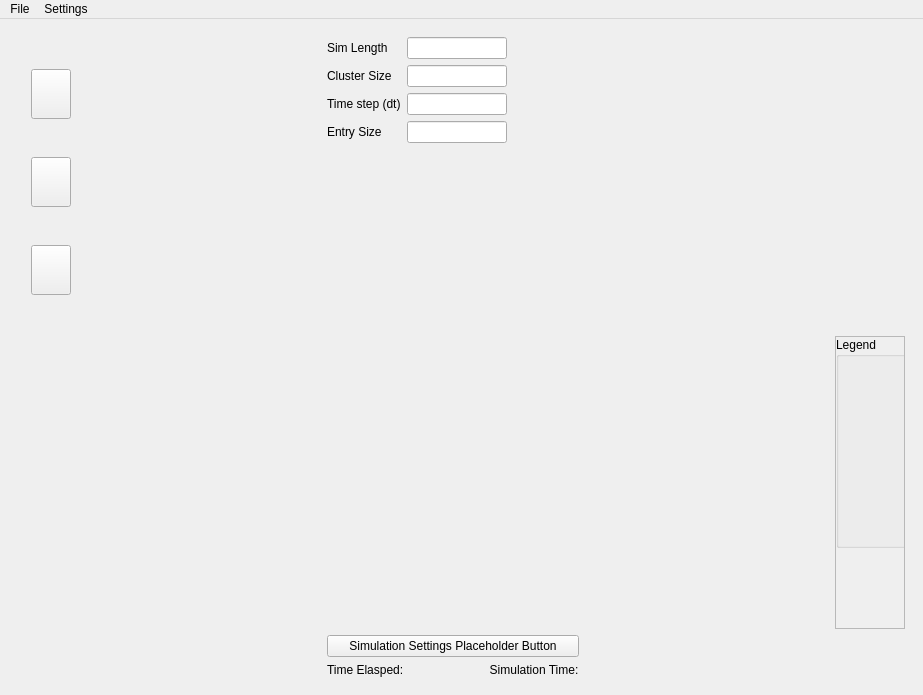
This is src/ui/gui/mainwindow.ui in G-PIES/G-PIES as Qt 5 draws it before an edit. The edited form follows.
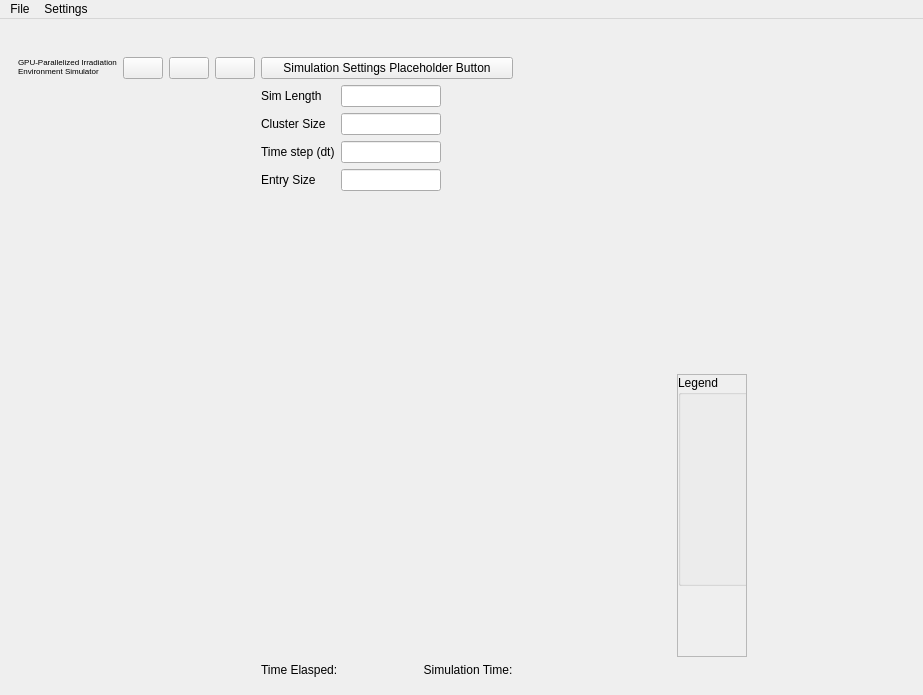
This is the edited form. Icons and pictures are not drawn.

```diff
--- a/src/ui/gui/mainwindow.ui
+++ b/src/ui/gui/mainwindow.ui
@@ -35,6 +35,9 @@
    </property>
    <layout class="QHBoxLayout" name="horizontalLayout">
     <item>
+     <widget class="QWidget" name="widget" native="true">
+      <layout class="QGridLayout" name="gridLayout">
+       <item row="0" column="0">
      <widget class="QLabel" name="logoLabel">
       <property name="enabled">
        <bool>true</bool>
@@ -89,18 +92,134 @@
       </property>
      </widget>
     </item>
-    <item>
-     <widget class="QWidget" name="widget" native="true">
-      <layout class="QGridLayout" name="gridLayout">
-       <item row="9" column="2">
+       <item row="10" column="7">
         <widget class="QLabel" name="timeLabel">
          <property name="text">
           <string>Time Elasped:                          Simulation Time:</string>
          </property>
         </widget>
        </item>
-       <item row="5" column="1">
-        <spacer name="horizontalSpacer">
+       <item row="7" column="10">
+        <layout class="QHBoxLayout" name="legendBox">
+         <item>
+          <widget class="QScrollArea" name="legendScrollArea">
+           <property name="sizePolicy">
+            <sizepolicy hsizetype="Minimum" vsizetype="Expanding">
+             <horstretch>0</horstretch>
+             <verstretch>0</verstretch>
+            </sizepolicy>
+           </property>
+           <property name="widgetResizable">
+            <bool>true</bool>
+           </property>
+           <widget class="QWidget" name="scrollAreaWidgetContents">
+            <property name="geometry">
+             <rect>
+              <x>0</x>
+              <y>0</y>
+              <width>68</width>
+              <height>221</height>
+             </rect>
+            </property>
+            <widget class="QGroupBox" name="groupBox">
+             <property name="geometry">
+              <rect>
+               <x>0</x>
+               <y>0</y>
+               <width>621</width>
+               <height>211</height>
+              </rect>
+             </property>
+             <property name="sizePolicy">
+              <sizepolicy hsizetype="Expanding" vsizetype="Preferred">
+               <horstretch>0</horstretch>
+               <verstretch>0</verstretch>
+              </sizepolicy>
+             </property>
+             <property name="title">
+              <string>Legend</string>
+             </property>
+            </widget>
+           </widget>
+          </widget>
+         </item>
+        </layout>
+       </item>
+       <item row="5" column="6">
+        <widget class="QPushButton" name="stopButton">
+         <property name="maximumSize">
+          <size>
+           <width>50</width>
+           <height>50</height>
+          </size>
+         </property>
+         <property name="text">
+          <string/>
+         </property>
+         <property name="icon">
+          <iconset resource="resources/resources.qrc">
+           <normaloff>:/sim_control_logos/stop.png</normaloff>:/sim_control_logos/stop.png</iconset>
+         </property>
+         <property name="iconSize">
+          <size>
+           <width>40</width>
+           <height>40</height>
+          </size>
+         </property>
+        </widget>
+       </item>
+       <item row="5" column="7">
+        <widget class="QPushButton" name="settingsButton">
+         <property name="text">
+          <string>Simulation Settings Placeholder Button</string>
+         </property>
+        </widget>
+       </item>
+       <item row="5" column="3">
+        <widget class="QPushButton" name="pauseButton">
+         <property name="maximumSize">
+          <size>
+           <width>50</width>
+           <height>50</height>
+          </size>
+         </property>
+         <property name="text">
+          <string/>
+         </property>
+         <property name="icon">
+          <iconset resource="resources/resources.qrc">
+           <normaloff>:/sim_control_logos/pause.png</normaloff>:/sim_control_logos/pause.png</iconset>
+         </property>
+         <property name="iconSize">
+          <size>
+           <width>40</width>
+           <height>40</height>
+          </size>
+         </property>
+        </widget>
+       </item>
+       <item row="6" column="10">
+        <layout class="QVBoxLayout" name="maingraph">
+         <property name="bottomMargin">
+          <number>0</number>
+         </property>
+         <item>
+          <spacer name="maingraphSpacer_ver">
+           <property name="orientation">
+            <enum>Qt::Vertical</enum>
+           </property>
+           <property name="sizeHint" stdset="0">
+            <size>
+             <width>20</width>
+             <height>40</height>
+            </size>
+           </property>
+          </spacer>
+         </item>
+        </layout>
+       </item>
+       <item row="6" column="9">
+        <spacer name="widgetSpacer_hor">
          <property name="orientation">
           <enum>Qt::Horizontal</enum>
          </property>
@@ -112,7 +231,7 @@
          </property>
         </spacer>
        </item>
-       <item row="5" column="2">
+       <item row="6" column="7">
         <layout class="QFormLayout" name="simForm">
          <item row="0" column="0">
           <widget class="QLabel" name="simLenLabel">
@@ -191,95 +310,31 @@
          </item>
         </layout>
        </item>
-       <item row="6" column="4">
-        <layout class="QHBoxLayout" name="legendBox">
-         <item>
-          <widget class="QScrollArea" name="legendScrollArea">
-           <property name="sizePolicy">
-            <sizepolicy hsizetype="Minimum" vsizetype="Expanding">
-             <horstretch>0</horstretch>
-             <verstretch>0</verstretch>
-            </sizepolicy>
-           </property>
-           <property name="widgetResizable">
-            <bool>true</bool>
-           </property>
-           <widget class="QWidget" name="scrollAreaWidgetContents">
-            <property name="geometry">
-             <rect>
-              <x>0</x>
-              <y>0</y>
-              <width>68</width>
-              <height>284</height>
-             </rect>
-            </property>
-            <widget class="QGroupBox" name="groupBox">
-             <property name="geometry">
-              <rect>
-               <x>0</x>
-               <y>0</y>
-               <width>621</width>
-               <height>211</height>
-              </rect>
-             </property>
-             <property name="sizePolicy">
-              <sizepolicy hsizetype="Expanding" vsizetype="Preferred">
-               <horstretch>0</horstretch>
-               <verstretch>0</verstretch>
-              </sizepolicy>
-             </property>
-             <property name="title">
-              <string>Legend</string>
-             </property>
-            </widget>
-           </widget>
-          </widget>
-         </item>
-        </layout>
-       </item>
-       <item row="5" column="3">
-        <spacer name="widgetSpacer_hor">
-         <property name="orientation">
-          <enum>Qt::Horizontal</enum>
-         </property>
-         <property name="sizeHint" stdset="0">
-          <size>
-           <width>40</width>
-           <height>20</height>
-          </size>
-         </property>
-        </spacer>
-       </item>
-       <item row="7" column="2">
-        <widget class="QPushButton" name="settingsButton">
-         <property name="text">
-          <string>Simulation Settings Placeholder Button</string>
-         </property>
-        </widget>
-       </item>
-       <item row="5" column="4">
-        <layout class="QVBoxLayout" name="maingraph">
-         <property name="bottomMargin">
-          <number>0</number>
-         </property>
-         <item>
-          <spacer name="maingraphSpacer_ver">
-           <property name="orientation">
-            <enum>Qt::Vertical</enum>
-           </property>
-           <property name="sizeHint" stdset="0">
-            <size>
-             <width>20</width>
-             <height>40</height>
-            </size>
-           </property>
-          </spacer>
-         </item>
-        </layout>
-       </item>
        <item row="5" column="0">
-        <layout class="QVBoxLayout" name="simControl" stretch="0,0,0">
-         <item>
+        <widget class="QLabel" name="label">
+         <property name="font">
+          <font>
+           <pointsize>6</pointsize>
+          </font>
+         </property>
+         <property name="text">
+          <string>GPU-Parallelized Irradiation Environment Simulator</string>
+         </property>
+         <property name="alignment">
+          <set>Qt::AlignLeading|Qt::AlignLeft|Qt::AlignTop</set>
+         </property>
+         <property name="wordWrap">
+          <bool>true</bool>
+         </property>
+         <property name="margin">
+          <number>0</number>
+         </property>
+         <property name="indent">
+          <number>0</number>
+         </property>
+        </widget>
+       </item>
+       <item row="5" column="2">
           <widget class="QPushButton" name="startButton">
            <property name="maximumSize">
             <size>
@@ -302,53 +357,18 @@
            </property>
           </widget>
          </item>
-         <item>
-          <widget class="QPushButton" name="stopButton">
-           <property name="maximumSize">
-            <size>
-             <width>50</width>
-             <height>50</height>
-            </size>
-           </property>
-           <property name="text">
-            <string/>
-           </property>
-           <property name="icon">
-            <iconset resource="resources/resources.qrc">
-             <normaloff>:/sim_control_logos/stop.png</normaloff>:/sim_control_logos/stop.png</iconset>
-           </property>
-           <property name="iconSize">
+       <item row="6" column="11">
+        <spacer name="horizontalSpacer">
+         <property name="orientation">
+          <enum>Qt::Horizontal</enum>
+         </property>
+         <property name="sizeHint" stdset="0">
             <size>
              <width>40</width>
-             <height>40</height>
-            </size>
-           </property>
-          </widget>
-         </item>
-         <item>
-          <widget class="QPushButton" name="pauseButton">
-           <property name="maximumSize">
-            <size>
-             <width>50</width>
-             <height>50</height>
-            </size>
-           </property>
-           <property name="text">
-            <string/>
-           </property>
-           <property name="icon">
-            <iconset resource="resources/resources.qrc">
-             <normaloff>:/sim_control_logos/pause.png</normaloff>:/sim_control_logos/pause.png</iconset>
-           </property>
-           <property name="iconSize">
-            <size>
-             <width>40</width>
-             <height>40</height>
-            </size>
-           </property>
-          </widget>
-         </item>
-        </layout>
+           <height>20</height>
+          </size>
+         </property>
+        </spacer>
        </item>
       </layout>
      </widget>
```
Lines whose indentation alone changed are shown as unchanged.
